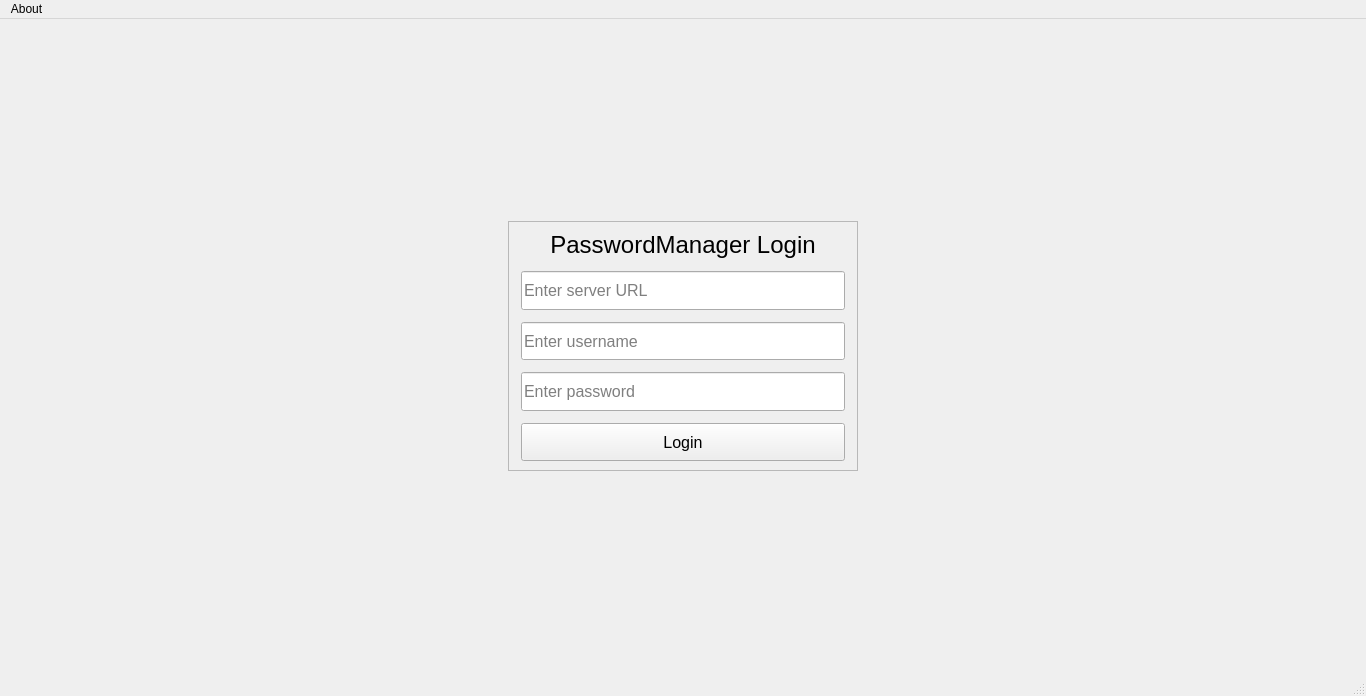
Old version of the form pyside6_ui/main.ui in the repository NewGuy103/PasswordManagerClient.
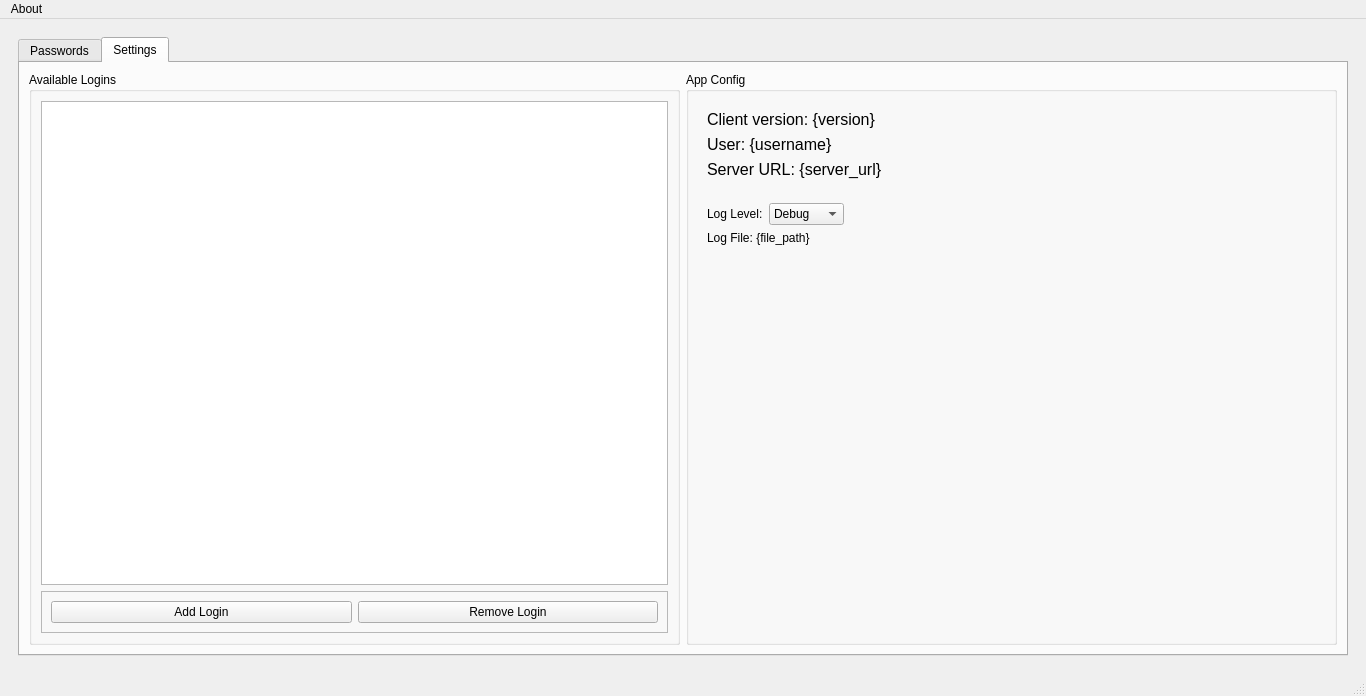
New version of the form. The open tabs and pages were chosen to show the change. Icons and pictures are not drawn.

Commit message: Refactor app to make it not depend on the server

What changed in the file:
```diff
--- a/pyside6_ui/main.ui
+++ b/pyside6_ui/main.ui
@@ -17,6 +17,9 @@
    <layout class="QVBoxLayout" name="verticalLayout">
     <item>
      <widget class="QStackedWidget" name="mainStackedWidget">
+      <property name="currentIndex">
+       <number>1</number>
+      </property>
       <widget class="QWidget" name="loginPage">
        <layout class="QVBoxLayout" name="verticalLayout_2">
         <item alignment="Qt::AlignmentFlag::AlignHCenter|Qt::AlignmentFlag::AlignVCenter">
@@ -144,7 +147,338 @@
         </item>
        </layout>
       </widget>
-      <widget class="QWidget" name="page_2"/>
+      <widget class="QWidget" name="appPage">
+       <layout class="QVBoxLayout" name="verticalLayout_4">
+        <item>
+         <widget class="QTabWidget" name="appTabWidget">
+          <property name="currentIndex">
+           <number>0</number>
+          </property>
+          <widget class="QWidget" name="passwordsTab">
+           <attribute name="title">
+            <string>Passwords</string>
+           </attribute>
+           <layout class="QVBoxLayout" name="verticalLayout_7">
+            <item>
+             <widget class="QFrame" name="frame">
+              <property name="frameShape">
+               <enum>QFrame::Shape::StyledPanel</enum>
+              </property>
+              <property name="frameShadow">
+               <enum>QFrame::Shadow::Raised</enum>
+              </property>
+              <layout class="QHBoxLayout" name="horizontalLayout_5">
+               <item>
+                <widget class="QTreeWidget" name="passwordGroupsTreeWidget">
+                 <property name="sizePolicy">
+                  <sizepolicy hsizetype="Maximum" vsizetype="Expanding">
+                   <horstretch>0</horstretch>
+                   <verstretch>0</verstretch>
+                  </sizepolicy>
+                 </property>
+                 <column>
+                  <property name="text">
+                   <string>Root</string>
+                  </property>
+                 </column>
+                </widget>
+               </item>
+               <item>
+                <widget class="QWidget" name="passwordEntriesWidget" native="true">
+                 <layout class="QVBoxLayout" name="verticalLayout_8">
+                  <item>
+                   <widget class="QListView" name="passwordEntriesListView">
+                    <property name="sizePolicy">
+                     <sizepolicy hsizetype="Expanding" vsizetype="Minimum">
+                      <horstretch>0</horstretch>
+                      <verstretch>0</verstretch>
+                     </sizepolicy>
+                    </property>
+                   </widget>
+                  </item>
+                  <item>
+                   <widget class="QFrame" name="passwordEntryInfoFrame">
+                    <property name="sizePolicy">
+                     <sizepolicy hsizetype="Preferred" vsizetype="Minimum">
+                      <horstretch>0</horstretch>
+                      <verstretch>0</verstretch>
+                     </sizepolicy>
+                    </property>
+                    <property name="frameShape">
+                     <enum>QFrame::Shape::StyledPanel</enum>
+                    </property>
+                    <property name="frameShadow">
+                     <enum>QFrame::Shadow::Raised</enum>
+                    </property>
+                   </widget>
+                  </item>
+                 </layout>
+                </widget>
+               </item>
+              </layout>
+             </widget>
+            </item>
+           </layout>
+          </widget>
+          <widget class="QWidget" name="settingsTab">
+           <attribute name="title">
+            <string>Settings</string>
+           </attribute>
+           <layout class="QHBoxLayout" name="horizontalLayout">
+            <item>
+             <widget class="QGroupBox" name="availableLoginsGroupbox">
+              <property name="sizePolicy">
+               <sizepolicy hsizetype="Minimum" vsizetype="Preferred">
+                <horstretch>0</horstretch>
+                <verstretch>0</verstretch>
+               </sizepolicy>
+              </property>
+              <property name="title">
+               <string>Available Logins</string>
+              </property>
+              <layout class="QVBoxLayout" name="verticalLayout_5">
+               <item>
+                <widget class="QListWidget" name="availableLoginsListWidget">
+                 <property name="sizePolicy">
+                  <sizepolicy hsizetype="Minimum" vsizetype="Expanding">
+                   <horstretch>0</horstretch>
+                   <verstretch>0</verstretch>
+                  </sizepolicy>
+                 </property>
+                </widget>
+               </item>
+               <item>
+                <widget class="QFrame" name="accountButtonFrame">
+                 <property name="frameShape">
+                  <enum>QFrame::Shape::StyledPanel</enum>
+                 </property>
+                 <property name="frameShadow">
+                  <enum>QFrame::Shadow::Raised</enum>
+                 </property>
+                 <layout class="QHBoxLayout" name="horizontalLayout_2">
+                  <item>
+                   <widget class="QPushButton" name="addAccountButton">
+                    <property name="text">
+                     <string>Add Login</string>
+                    </property>
+                    <property name="icon">
+                     <iconset theme="QIcon::ThemeIcon::ListAdd"/>
+                    </property>
+                   </widget>
+                  </item>
+                  <item>
+                   <widget class="QPushButton" name="removeAccountButton">
+                    <property name="text">
+                     <string>Remove Login</string>
+                    </property>
+                    <property name="icon">
+                     <iconset theme="QIcon::ThemeIcon::ListRemove"/>
+                    </property>
+                   </widget>
+                  </item>
+                 </layout>
+                </widget>
+               </item>
+              </layout>
+             </widget>
+            </item>
+            <item>
+             <widget class="QGroupBox" name="appConfigGroupBox">
+              <property name="sizePolicy">
+               <sizepolicy hsizetype="Minimum" vsizetype="Preferred">
+                <horstretch>0</horstretch>
+                <verstretch>0</verstretch>
+               </sizepolicy>
+              </property>
+              <property name="title">
+               <string>App Config</string>
+              </property>
+              <layout class="QVBoxLayout" name="verticalLayout_6">
+               <item>
+                <widget class="QWidget" name="clientInfoWidget" native="true">
+                 <property name="sizePolicy">
+                  <sizepolicy hsizetype="Maximum" vsizetype="Maximum">
+                   <horstretch>0</horstretch>
+                   <verstretch>0</verstretch>
+                  </sizepolicy>
+                 </property>
+                 <layout class="QGridLayout" name="gridLayout_10">
+                  <item row="2" column="0">
+                   <widget class="QLabel" name="serverUrlLabel">
+                    <property name="font">
+                     <font>
+                      <pointsize>12</pointsize>
+                     </font>
+                    </property>
+                    <property name="cursor">
+                     <cursorShape>IBeamCursor</cursorShape>
+                    </property>
+                    <property name="text">
+                     <string>Server URL: {server_url}</string>
+                    </property>
+                    <property name="textInteractionFlags">
+                     <set>Qt::TextInteractionFlag::TextBrowserInteraction</set>
+                    </property>
+                   </widget>
+                  </item>
+                  <item row="0" column="0">
+                   <widget class="QLabel" name="clientVersionLabel">
+                    <property name="sizePolicy">
+                     <sizepolicy hsizetype="Maximum" vsizetype="Preferred">
+                      <horstretch>0</horstretch>
+                      <verstretch>0</verstretch>
+                     </sizepolicy>
+                    </property>
+                    <property name="font">
+                     <font>
+                      <pointsize>12</pointsize>
+                     </font>
+                    </property>
+                    <property name="cursor">
+                     <cursorShape>IBeamCursor</cursorShape>
+                    </property>
+                    <property name="text">
+                     <string>Client version: {version}</string>
+                    </property>
+                    <property name="textInteractionFlags">
+                     <set>Qt::TextInteractionFlag::TextBrowserInteraction</set>
+                    </property>
+                   </widget>
+                  </item>
+                  <item row="1" column="0">
+                   <widget class="QLabel" name="appCurrentUsernameLabel">
+                    <property name="font">
+                     <font>
+                      <pointsize>12</pointsize>
+                     </font>
+                    </property>
+                    <property name="cursor">
+                     <cursorShape>IBeamCursor</cursorShape>
+                    </property>
+                    <property name="text">
+                     <string>User: {username}</string>
+                    </property>
+                    <property name="textInteractionFlags">
+                     <set>Qt::TextInteractionFlag::TextBrowserInteraction</set>
+                    </property>
+                   </widget>
+                  </item>
+                 </layout>
+                </widget>
+               </item>
+               <item>
+                <widget class="QWidget" name="logLevelWidget" native="true">
+                 <property name="sizePolicy">
+                  <sizepolicy hsizetype="Maximum" vsizetype="Maximum">
+                   <horstretch>0</horstretch>
+                   <verstretch>0</verstretch>
+                  </sizepolicy>
+                 </property>
+                 <layout class="QHBoxLayout" name="horizontalLayout_3">
+                  <property name="bottomMargin">
+                   <number>0</number>
+                  </property>
+                  <item>
+                   <widget class="QLabel" name="logLevelLabel">
+                    <property name="sizePolicy">
+                     <sizepolicy hsizetype="Maximum" vsizetype="Preferred">
+                      <horstretch>0</horstretch>
+                      <verstretch>0</verstretch>
+                     </sizepolicy>
+                    </property>
+                    <property name="text">
+                     <string>Log Level:</string>
+                    </property>
+                    <property name="alignment">
+                     <set>Qt::AlignmentFlag::AlignLeading|Qt::AlignmentFlag::AlignLeft|Qt::AlignmentFlag::AlignVCenter</set>
+                    </property>
+                   </widget>
+                  </item>
+                  <item>
+                   <widget class="QComboBox" name="logLevelComboBox">
+                    <property name="sizePolicy">
+                     <sizepolicy hsizetype="Maximum" vsizetype="Preferred">
+                      <horstretch>0</horstretch>
+                      <verstretch>0</verstretch>
+                     </sizepolicy>
+                    </property>
+                    <item>
+                     <property name="text">
+                      <string>Debug</string>
+                     </property>
+                    </item>
+                    <item>
+                     <property name="text">
+                      <string>Info</string>
+                     </property>
+                    </item>
+                    <item>
+                     <property name="text">
+                      <string>Warning</string>
+                     </property>
+                    </item>
+                    <item>
+                     <property name="text">
+                      <string>Error</string>
+                     </property>
+                    </item>
+                    <item>
+                     <property name="text">
+                      <string>Critical</string>
+                     </property>
+                    </item>
+                   </widget>
+                  </item>
+                 </layout>
+                </widget>
+               </item>
+               <item>
+                <widget class="QWidget" name="logFileWidget" native="true">
+                 <property name="sizePolicy">
+                  <sizepolicy hsizetype="Maximum" vsizetype="Preferred">
+                   <horstretch>0</horstretch>
+                   <verstretch>0</verstretch>
+                  </sizepolicy>
+                 </property>
+                 <layout class="QHBoxLayout" name="horizontalLayout_4">
+                  <property name="topMargin">
+                   <number>0</number>
+                  </property>
+                  <item>
+                   <widget class="QLabel" name="logFilePathLabel">
+                    <property name="text">
+                     <string>Log File: {file_path}</string>
+                    </property>
+                    <property name="textInteractionFlags">
+                     <set>Qt::TextInteractionFlag::TextBrowserInteraction</set>
+                    </property>
+                   </widget>
+                  </item>
+                 </layout>
+                </widget>
+               </item>
+               <item>
+                <spacer name="verticalSpacer">
+                 <property name="orientation">
+                  <enum>Qt::Orientation::Vertical</enum>
+                 </property>
+                 <property name="sizeHint" stdset="0">
+                  <size>
+                   <width>20</width>
+                   <height>40</height>
+                  </size>
+                 </property>
+                </spacer>
+               </item>
+              </layout>
+             </widget>
+            </item>
+           </layout>
+          </widget>
+         </widget>
+        </item>
+       </layout>
+      </widget>
      </widget>
     </item>
    </layout>
```
Left out of the diff: 3 changed lines with no effect on the pictures. The commit also changes 15 other files.
